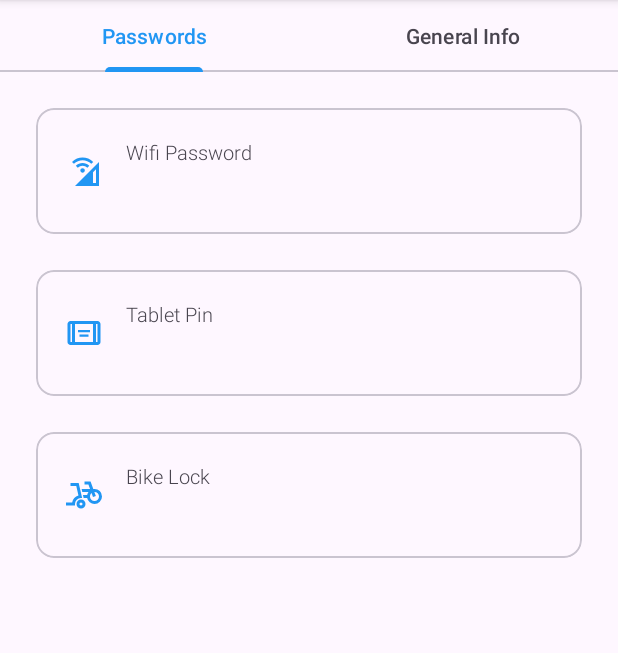
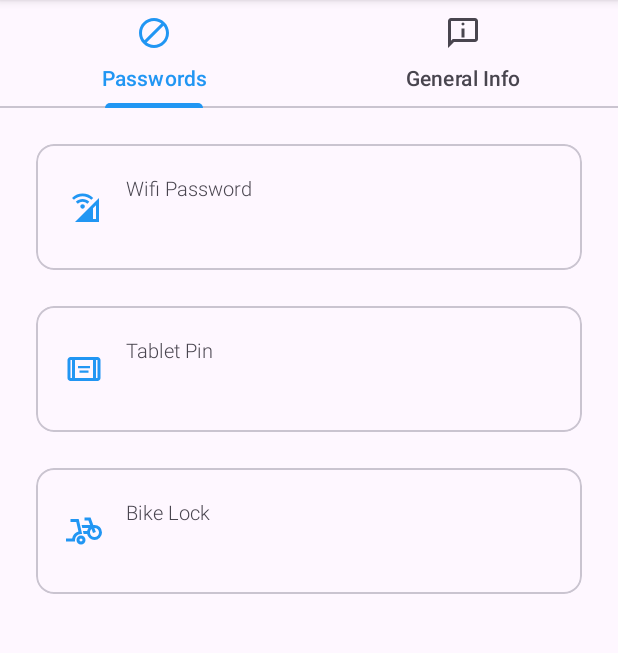
Before and after one commit to alanamalemba/Reminders, an Android app: the screen it shows after launch (MainActivity), on a phone screen of 412 x 824 dp, the part 96-749 px from its top. Run offline under Robolectric (Android 15) with nearby library versions, the phone set to English and light mode, and no system bars.

Commit message:
updat icons

```diff
--- a/app/src/main/java/com/example/reminders/MainActivity.kt
+++ b/app/src/main/java/com/example/reminders/MainActivity.kt
@@ -3,6 +3,7 @@ package com.example.reminders
 import android.os.Bundle
 import androidx.activity.enableEdgeToEdge
 import androidx.appcompat.app.AppCompatActivity
+import androidx.appcompat.content.res.AppCompatResources
 import androidx.core.view.ViewCompat
 import androidx.core.view.WindowInsetsCompat
 import androidx.fragment.app.Fragment
@@ -24,8 +25,17 @@ class MainActivity : AppCompatActivity() {
 
         TabLayoutMediator(binding.tabLayout, binding.pager) { tab, position ->
             when (position) {
-                0 -> tab.text = "Passwords"
-                1 -> tab.text = "General Info"
+                0 -> {
+
+                    tab.text = "Passwords"
+                    tab.icon = AppCompatResources.getDrawable(this, R.drawable.icon_lock)
+                }
+
+                1 -> {
+
+                    tab.icon = AppCompatResources.getDrawable(this, R.drawable.icon_info)
+                    tab.text = "General Info"
+                }
             }
         }.attach()
     }
--- /dev/null
+++ b/app/src/main/res/drawable/icon_info.xml
@@ -0,0 +1,5 @@
+<vector xmlns:android="http://schemas.android.com/apk/res/android" android:autoMirrored="true" android:height="24dp" android:tint="#000000" android:viewportHeight="960" android:viewportWidth="960" android:width="24dp">
+
+    <path android:fillColor="@android:color/white" android:pathData="M480,280Q497,280 508.5,268.5Q520,257 520,240Q520,223 508.5,211.5Q497,200 480,200Q463,200 451.5,211.5Q440,223 440,240Q440,257 451.5,268.5Q463,280 480,280ZM440,600L520,600L520,360L440,360L440,600ZM80,880L80,160Q80,127 103.5,103.5Q127,80 160,80L800,80Q833,80 856.5,103.5Q880,127 880,160L880,640Q880,673 856.5,696.5Q833,720 800,720L240,720L80,880ZM206,640L800,640Q800,640 800,640Q800,640 800,640L800,160Q800,160 800,160Q800,160 800,160L160,160Q160,160 160,160Q160,160 160,160L160,685L206,640ZM160,640L160,640L160,160Q160,160 160,160Q160,160 160,160L160,160Q160,160 160,160Q160,160 160,160L160,640Q160,640 160,640Q160,640 160,640Z"/>
+
+</vector>
--- /dev/null
+++ b/app/src/main/res/drawable/icon_lock.xml
@@ -0,0 +1,5 @@
+<vector xmlns:android="http://schemas.android.com/apk/res/android" android:height="24dp" android:tint="#000000" android:viewportHeight="24" android:viewportWidth="24" android:width="24dp">
+
+    <path android:fillColor="@android:color/white" android:pathData="M12,2C6.48,2 2,6.48 2,12s4.48,10 10,10 10,-4.48 10,-10S17.52,2 12,2zM4,12c0,-4.42 3.58,-8 8,-8 1.85,0 3.55,0.63 4.9,1.69L5.69,16.9C4.63,15.55 4,13.85 4,12zM12,20c-1.85,0 -3.55,-0.63 -4.9,-1.69L18.31,7.1C19.37,8.45 20,10.15 20,12c0,4.42 -3.58,8 -8,8z"/>
+
+</vector>
--- a/app/src/main/res/mipmap-anydpi-v26/ic_launcher.xml
+++ b/app/src/main/res/mipmap-anydpi-v26/ic_launcher.xml
@@ -1,6 +1,5 @@
 <?xml version="1.0" encoding="utf-8"?>
 <adaptive-icon xmlns:android="http://schemas.android.com/apk/res/android">
-    <background android:drawable="@drawable/ic_launcher_background" />
-    <foreground android:drawable="@drawable/ic_launcher_foreground" />
-    <monochrome android:drawable="@drawable/ic_launcher_foreground" />
+    <background android:drawable="@color/ic_launcher_background"/>
+    <foreground android:drawable="@drawable/ic_launcher_foreground"/>
 </adaptive-icon>
--- a/app/src/main/res/mipmap-anydpi-v26/ic_launcher_round.xml
+++ b/app/src/main/res/mipmap-anydpi-v26/ic_launcher_round.xml
@@ -1,6 +1,5 @@
 <?xml version="1.0" encoding="utf-8"?>
 <adaptive-icon xmlns:android="http://schemas.android.com/apk/res/android">
-    <background android:drawable="@drawable/ic_launcher_background" />
-    <foreground android:drawable="@drawable/ic_launcher_foreground" />
-    <monochrome android:drawable="@drawable/ic_launcher_foreground" />
+    <background android:drawable="@color/ic_launcher_background"/>
+    <foreground android:drawable="@drawable/ic_launcher_foreground"/>
 </adaptive-icon>
--- /dev/null
+++ b/app/src/main/res/values/ic_launcher_background.xml
@@ -0,0 +1,4 @@
+<?xml version="1.0" encoding="utf-8"?>
+<resources>
+    <color name="ic_launcher_background">#2196F3</color>
+</resources>
```
Also changed, not shown: app/src/main/res/drawable/ic_launcher_foreground.xml (+10 -25 lines), app/src/main/ic_launcher-playstore.png (added), app/src/main/res/mipmap-hdpi/ic_launcher.webp, app/src/main/res/mipmap-hdpi/ic_launcher_round.webp, app/src/main/res/mipmap-mdpi/ic_launcher.webp, app/src/main/res/mipmap-mdpi/ic_launcher_round.webp, app/src/main/res/mipmap-xhdpi/ic_launcher.webp, app/src/main/res/mipmap-xhdpi/ic_launcher_round.webp, app/src/main/res/mipmap-xxhdpi/ic_launcher.webp, app/src/main/res/mipmap-xxhdpi/ic_launcher_round.webp, app/src/main/res/mipmap-xxxhdpi/ic_launcher.webp, app/src/main/res/mipmap-xxxhdpi/ic_launcher_round.webp.
